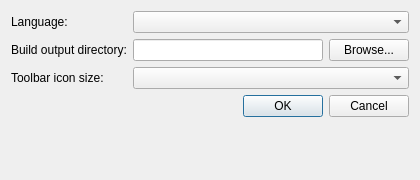
dliting/nlang, file src/tools/nide/ui/SettingsDialog.ui: the form before one commit.
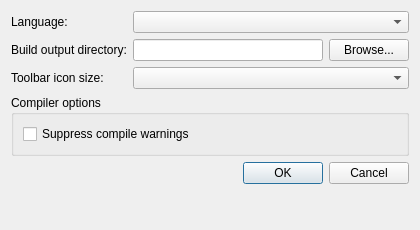
The form after the commit.

Commit message: feat(nide): two-level compiler options (global Tools->Options + per-project override), starting with warning suppression

The edit to the form file:
```diff
--- a/src/tools/nide/ui/SettingsDialog.ui
+++ b/src/tools/nide/ui/SettingsDialog.ui
@@ -7,7 +7,7 @@
     <x>0</x>
     <y>0</y>
     <width>420</width>
-    <height>180</height>
+    <height>230</height>
    </rect>
   </property>
   <property name="windowTitle">
@@ -56,6 +56,25 @@
     <widget class="QComboBox" name="cmbIconSize"/>
    </item>
    <item row="3" column="0" colspan="2">
+    <widget class="QGroupBox" name="grpCompiler">
+     <property name="title">
+      <string>Compiler options</string>
+     </property>
+     <layout class="QVBoxLayout" name="layCompiler">
+      <item>
+       <widget class="QCheckBox" name="chkNoWarn">
+        <property name="toolTip">
+         <string>Currently the lossy-conversion warnings; future compiler options extend this group.</string>
+        </property>
+        <property name="text">
+         <string>Suppress compile warnings</string>
+        </property>
+       </widget>
+      </item>
+     </layout>
+    </widget>
+   </item>
+   <item row="4" column="0" colspan="2">
     <widget class="QDialogButtonBox" name="buttonBox">
      <property name="orientation">
       <enum>Qt::Horizontal</enum>
```
The commit also changes 18 other files.
